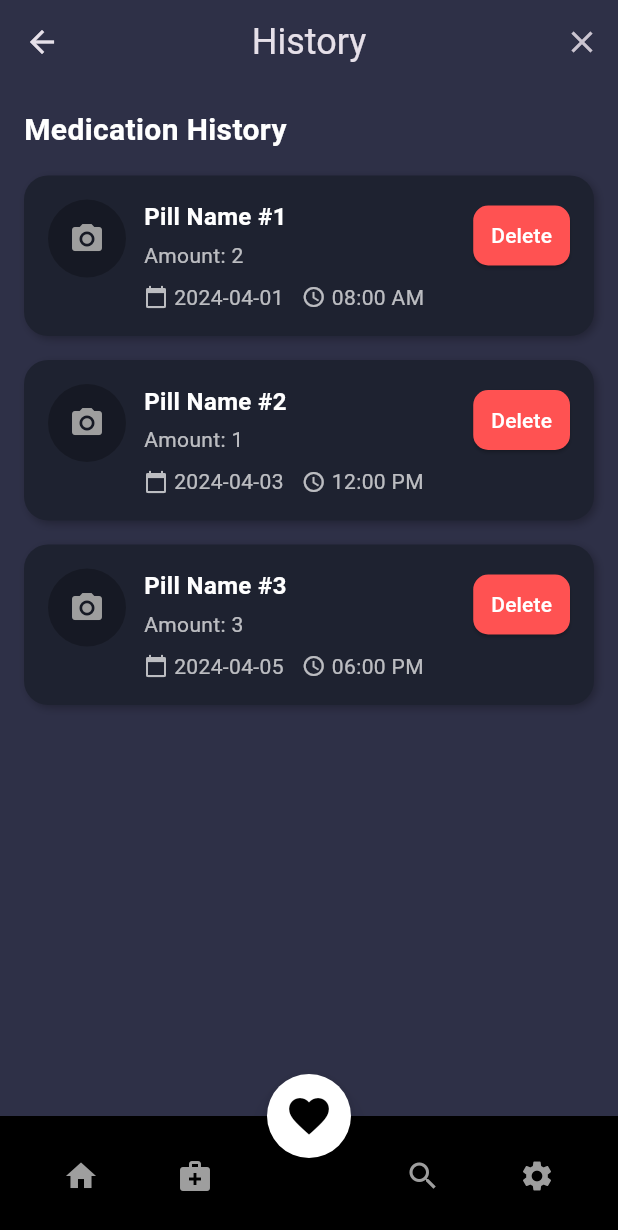
After one commit to ohmmyrisingstar/ITDS283_Sec1_Gr15, a Flutter app: the HistoryPage screen opened directly, on a phone screen of 412 x 824 dp. The commit adds this screen. Shown: the top 1230 px of the screen. Run offline on Flutter 3.47's test engine with Material 3 defaults, Android fonts, the phone set to English and light mode, and no system bars; our stand-ins replace image_picker; network calls fail.

Commit message:
Page updated + adding history

```diff
--- /dev/null
+++ b/lib/pages/history.dart
@@ -0,0 +1,192 @@
+import 'package:flutter/material.dart';
+import 'addmed.dart';
+import 'homepage.dart';
+import 'searchpage.dart';
+import 'settings_page.dart';
+import 'amount.dart';
+
+class HistoryPage extends StatelessWidget {
+  final List<Map<String, dynamic>> historyItems = [
+    {
+      "pillName": "Pill Name #1",
+      "amount": "2",
+      "date": "2024-04-01",
+      "time": "08:00 AM"
+    },
+    {
+      "pillName": "Pill Name #2",
+      "amount": "1",
+      "date": "2024-04-03",
+      "time": "12:00 PM"
+    },
+    {
+      "pillName": "Pill Name #3",
+      "amount": "3",
+      "date": "2024-04-05",
+      "time": "06:00 PM"
+    },
+  ];
+
+  void _navigateTab(BuildContext context, int index) {
+    if (index == 0) {
+      Navigator.pushReplacement(context, MaterialPageRoute(builder: (_) => const HomePage()));
+    } else if (index == 1) {
+      Navigator.push(context, MaterialPageRoute(builder: (_) => AmountPage()));
+    } else if (index == 2) {
+      Navigator.push(context, MaterialPageRoute(builder: (_) => const SearchPage()));
+    } else if (index == 3) {
+      Navigator.push(context, MaterialPageRoute(builder: (_) => const SettingsPage()));
+    }
+  }
+
+  @override
+  Widget build(BuildContext context) {
+    return Scaffold(
+      backgroundColor: const Color(0xFF2E3047),
+      appBar: AppBar(
+        backgroundColor: const Color(0xFF2E3047),
+        elevation: 0,
+        centerTitle: true,
+        title: const Text('History', style: TextStyle(fontSize: 24)),
+        actions: [
+          IconButton(
+            icon: const Icon(Icons.close),
+            onPressed: () => Navigator.pop(context),
+          ),
+        ],
+      ),
+      body: Padding(
+        padding: const EdgeInsets.fromLTRB(16, 0, 16, 80),
+        child: Column(
+          crossAxisAlignment: CrossAxisAlignment.start,
+          children: [
+            const Padding(
+              padding: EdgeInsets.symmetric(vertical: 16.0),
+              child: Text(
+                'Medication History',
+                style: TextStyle(fontSize: 20, fontWeight: FontWeight.bold, color: Colors.white),
+              ),
+            ),
+            Expanded(
+              child: ListView.builder(
+                itemCount: historyItems.length,
+                itemBuilder: (context, index) {
+                  final item = historyItems[index];
+                  return Container(
+                    margin: const EdgeInsets.only(bottom: 16),
+                    padding: const EdgeInsets.all(16),
+                    decoration: BoxDecoration(
+                      color: const Color(0xFF1E2230),
+                      borderRadius: BorderRadius.circular(16),
+                      boxShadow: [
+                        BoxShadow(color: Colors.black26, blurRadius: 4, offset: Offset(2, 2))
+                      ],
+                    ),
+                    child: IntrinsicHeight(
+                      child: Row(
+                        crossAxisAlignment: CrossAxisAlignment.start,
+                        children: [
+                          const CircleAvatar(
+                            radius: 26,
+                            backgroundColor: Colors.black26,
+                            child: Icon(Icons.camera_alt, color: Colors.grey),
+                          ),
+                          const SizedBox(width: 12),
+                          Expanded(
+                            child: Column(
+                              crossAxisAlignment: CrossAxisAlignment.start,
+                              children: [
+                                Text(
+                                  item['pillName'],
+                                  style: const TextStyle(
+                                    color: Colors.white,
+                                    fontWeight: FontWeight.bold,
+                                    fontSize: 16,
+                                  ),
+                                  maxLines: 1,
+                                  overflow: TextOverflow.ellipsis,
+                                ),
+                                const SizedBox(height: 4),
+                                Text(
+                                  'Amount: ${item['amount']}',
+                                  style: const TextStyle(color: Colors.white70),
+                                ),
+                                const SizedBox(height: 8),
+                                Row(
+                                  children: [
+                                    const Icon(Icons.calendar_today, color: Colors.white70, size: 16),
+                                    const SizedBox(width: 4),
+                                    Flexible(
+                                      child: Text(
+                                        item['date'],
+                                        style: const TextStyle(color: Colors.white70),
+                                        overflow: TextOverflow.ellipsis,
+                                      ),
+                                    ),
+                                    const SizedBox(width: 12),
+                                    const Icon(Icons.access_time, color: Colors.white70, size: 16),
+                                    const SizedBox(width: 4),
+                                    Flexible(
+                                      child: Text(
+                                        item['time'],
+                                        style: const TextStyle(color: Colors.white70),
+                                        overflow: TextOverflow.ellipsis,
+                                      ),
+                                    ),
+                                  ],
+                                ),
+                              ],
+                            ),
+                          ),
+                          const SizedBox(width: 8),
+                          Column(
+                            crossAxisAlignment: CrossAxisAlignment.end,
+                            children: [
+                              ElevatedButton(
+                                onPressed: () {},
+                                style: ElevatedButton.styleFrom(
+                                  backgroundColor: Colors.redAccent,
+                                  padding: const EdgeInsets.symmetric(horizontal: 12, vertical: 6),
+                                  shape: RoundedRectangleBorder(
+                                    borderRadius: BorderRadius.circular(10),
+                                  ),
+                                ),
+                                child: const Text('Delete', style: TextStyle(color: Colors.white)),
+                              ),
+                            ],
+                          ),
+                        ],
+                      ),
+                    ),
+                  );
+                },
+              ),
+            ),
+          ],
+        ),
+      ),
+      floatingActionButton: FloatingActionButton(
+        backgroundColor: Colors.white,
+        child: const Icon(Icons.favorite, color: Colors.black, size: 32),
+        onPressed: () {
+          Navigator.push(context, MaterialPageRoute(builder: (_) => const AddMedicinePage()));
+        },
+        shape: const CircleBorder(),
+      ),
+      floatingActionButtonLocation: FloatingActionButtonLocation.centerDocked,
+      bottomNavigationBar: BottomAppBar(
+        color: Colors.black,
+        child: Row(
+          mainAxisAlignment: MainAxisAlignment.spaceAround,
+          children: [
+            IconButton(icon: const Icon(Icons.home), color: Colors.grey, onPressed: () => _navigateTab(context, 0)),
+            IconButton(icon: const Icon(Icons.medical_services), color: Colors.grey, onPressed: () => _navigateTab(context, 1)),
+            const SizedBox(width: 48),
+            IconButton(icon: const Icon(Icons.search), color: Colors.grey, onPressed: () => _navigateTab(context, 2)),
+            IconButton(icon: const Icon(Icons.settings), color: Colors.grey, onPressed: () => _navigateTab(context, 3)),
+          ],
+        ),
+      ),
+    );
+  }
+}
--- a/lib/pages/homepage.dart
+++ b/lib/pages/homepage.dart
@@ -4,6 +4,7 @@ import 'settings_page.dart';
 import 'addmed.dart';
 import 'searchpage.dart';
 import 'amount.dart';
+import 'history.dart';
 
 class HomePage extends StatefulWidget {
   const HomePage({super.key});
@@ -92,7 +93,9 @@ class _HomePageState extends State<HomePage> {
                 const Spacer(),
                 IconButton(
                   icon: const Icon(Icons.receipt_long, color: Colors.white),
-                  onPressed: () {},
+                  onPressed: () {
+                    Navigator.push(context, MaterialPageRoute(builder: (_) => HistoryPage()));
+                  },
                 ),
               ],
             ),
@@ -115,7 +118,7 @@ class _HomePageState extends State<HomePage> {
 
           const SizedBox(height: 16),
 
-          // Combined Weekday + Date
+          // Weekday + Date
           Padding(
             padding: const EdgeInsets.symmetric(horizontal: 20),
             child: Row(
@@ -123,8 +126,7 @@ class _HomePageState extends State<HomePage> {
               children: getWeekDates(selectedDate).map((date) {
                 final isSelected = DateFormat('yyyy-MM-dd').format(date) ==
                     DateFormat('yyyy-MM-dd').format(selectedDate);
-                final weekdayLabel = DateFormat('E').format(date); // Mon, Tue
-
+                final weekdayLabel = DateFormat('E').format(date);
                 return Column(
                   children: [
                     Text(
@@ -206,7 +208,7 @@ class _HomePageState extends State<HomePage> {
         ],
       ),
 
-      // FAB
+      // Floating Action Button
       floatingActionButton: FloatingActionButton(
         onPressed: () {
           Navigator.push(context, MaterialPageRoute(builder: (_) => const AddMedicinePage()));
@@ -217,7 +219,7 @@ class _HomePageState extends State<HomePage> {
       ),
       floatingActionButtonLocation: FloatingActionButtonLocation.centerDocked,
 
-      // Bottom Navigation Bar
+      // Bottom Navigation Bar (4 buttons only)
       bottomNavigationBar: BottomAppBar(
         color: Colors.black,
         child: Row(
```
